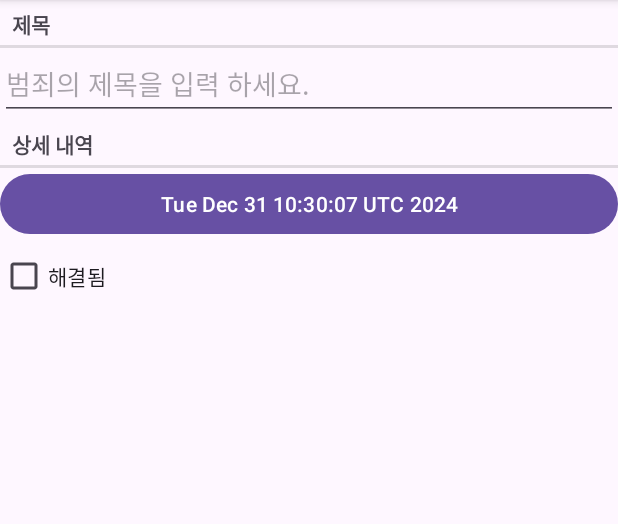
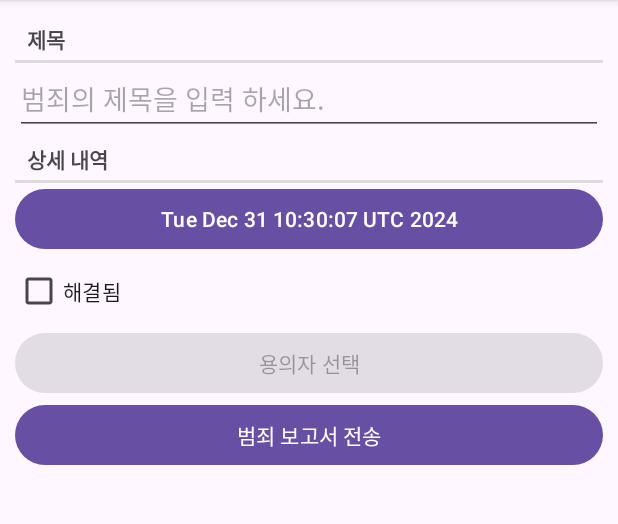
Before and after one commit to kyungkoo/bnr-android-4th, an Android app: the screen it shows after launch (MainActivity), after a tap on "새로운 범죄", on a phone screen of 412 x 824 dp, the part 96-620 px from its top. Run offline under Robolectric (Android 15) with nearby library versions, the phone set to English and light mode, and no system bars; our stand-ins replace Room's generated code.

Commit message:
add: ch15

```diff
--- a/CrimeIntent/app/src/main/java/com/bignerdranch/android/crimeintent/Crime.kt
+++ b/CrimeIntent/app/src/main/java/com/bignerdranch/android/crimeintent/Crime.kt
@@ -9,4 +9,5 @@ import java.util.UUID
 data class Crime(@PrimaryKey val id: UUID = UUID.randomUUID(),
     var title: String = "",
     var date: Date = Date(),
-    var isSolved: Boolean = false)
+    var isSolved: Boolean = false,
+    var suspect: String = "")
--- a/CrimeIntent/app/src/main/java/com/bignerdranch/android/crimeintent/CrimeFragment.kt
+++ b/CrimeIntent/app/src/main/java/com/bignerdranch/android/crimeintent/CrimeFragment.kt
@@ -1,10 +1,16 @@
 package com.bignerdranch.android.crimeintent
 
+import android.app.Activity
 import android.content.Context
+import android.content.Intent
+import android.content.pm.PackageManager
+import android.content.pm.ResolveInfo
 import android.os.Build
 import android.os.Bundle
+import android.provider.ContactsContract
 import android.text.Editable
 import android.text.TextWatcher
+import android.text.format.DateFormat
 import android.util.Log
 import android.view.LayoutInflater
 import android.view.View
@@ -12,6 +18,9 @@ import android.view.ViewGroup
 import android.widget.Button
 import android.widget.CheckBox
 import android.widget.EditText
+import androidx.activity.result.ActivityResultLauncher
+import androidx.activity.result.contract.ActivityResultContracts
+import androidx.activity.result.launch
 import androidx.fragment.app.Fragment
 import androidx.lifecycle.ViewModelProvider
 import java.util.Date
@@ -20,12 +29,17 @@ import java.util.UUID
 private const val TAG = "CrimeFragment"
 private const val ARG_CRIME_ID = "crime_id"
 private const val DIALOG_DATE = "DialogDate"
+private const val DATE_FORMAT = "yyyy년 M월 d일 H시 m분, E요일"
 
 class CrimeFragment: Fragment() {
     private lateinit var crime: Crime
     private lateinit var titleField: EditText
     private lateinit var dateButton: Button
     private lateinit var solvedCheckBox: CheckBox
+    private lateinit var reportButton: Button
+    private lateinit var suspectButton: Button
+
+    private var resultLauncher: ActivityResultLauncher<Void?>? = null
 
     private val crimeDetailViewModel: CrimeDetailViewModel by lazy {
         ViewModelProvider(this)[CrimeDetailViewModel::class.java]
@@ -62,6 +76,8 @@ class CrimeFragment: Fragment() {
         titleField = view.findViewById(R.id.crime_title)
         dateButton = view.findViewById(R.id.crime_date)
         solvedCheckBox = view.findViewById(R.id.crime_solved)
+        reportButton = view.findViewById(R.id.crime_report)
+        suspectButton = view.findViewById(R.id.crime_suspect)
 
         return view
     }
@@ -101,6 +117,29 @@ class CrimeFragment: Fragment() {
                 }
             }
         )
+
+        resultLauncher = registerForActivityResult(ActivityResultContracts.PickContact()) { uri ->
+            if (uri == null) {
+                return@registerForActivityResult
+            }
+
+            val queryFields = arrayOf(ContactsContract.Contacts.DISPLAY_NAME)
+            val cursor = requireActivity().contentResolver.query(uri, queryFields, null, null, null)
+
+            cursor?.use {
+                if (it.count == 0) {
+                    return@registerForActivityResult
+                }
+
+                it.moveToFirst()
+                val suspect = it.getString(0)
+                crime.suspect = suspect
+                crimeDetailViewModel.saveCrime(crime)
+                suspectButton.text = suspect
+                crimeDetailViewModel.saveCrime(crime)
+                suspectButton.text = suspect
+            }
+        }
     }
 
     override fun onStart() {
@@ -132,6 +171,28 @@ class CrimeFragment: Fragment() {
             DatePickerFragment.newInstance(crime.date).apply {
                 show(this@CrimeFragment.parentFragmentManager, DIALOG_DATE)
             }
+        }
+
+        reportButton.setOnClickListener {
+            Intent(Intent.ACTION_SEND).apply {
+                type = "text/plain"
+                putExtra(Intent.EXTRA_TEXT, getCrimeReport())
+                putExtra(Intent.EXTRA_SUBJECT, getString(R.string.crime_report_subject))
+            }.also {
+                startActivity(it)
+            }
+        }
+
+        suspectButton.apply {
+            setOnClickListener {
+                resultLauncher?.launch()
+            }
+
+            // 응답 가능한 액티비티가 없으면 버튼을 비활성화
+            val pickContactIntent = Intent(Intent.ACTION_PICK, ContactsContract.Contacts.CONTENT_URI)
+            val packageManager = requireActivity().packageManager
+            val resolvedActivity: ResolveInfo? = packageManager.resolveActivity(pickContactIntent, PackageManager.MATCH_DEFAULT_ONLY)
+            isEnabled = resolvedActivity != null
         }
     }
 
@@ -175,6 +236,27 @@ class CrimeFragment: Fragment() {
             isChecked = crime.isSolved
             jumpDrawablesToCurrentState()
         }
+
+        if (crime.suspect.isNotEmpty()) {
+            suspectButton.text = crime.suspect
+        }
+    }
+
+    private fun getCrimeReport(): String {
+        val solvedString = if (crime.isSolved) {
+            getString(R.string.crime_report_solved)
+        } else {
+            getString(R.string.crime_report_unsolved)
+        }
+
+        val dateString = DateFormat.format(DATE_FORMAT, crime.date).toString()
+        val suspect = if (crime.suspect.isBlank()) {
+            getString(R.string.crime_report_no_suspect)
+        } else {
+            getString(R.string.crime_report_suspect, crime.suspect)
+        }
+
+        return getString(R.string.crime_report, crime.title, dateString, solvedString, suspect)
     }
 
     companion object {
--- a/CrimeIntent/app/src/main/java/com/bignerdranch/android/crimeintent/CrimeListFragment.kt
+++ b/CrimeIntent/app/src/main/java/com/bignerdranch/android/crimeintent/CrimeListFragment.kt
@@ -42,36 +42,19 @@ class CrimeListFragment: Fragment() {
     override fun onAttach(context: Context) {
         super.onAttach(context)
         callbacks = context as Callbacks?
+        Log.i(TAG, "onAttach")
     }
 
     override fun onDetach() {
         super.onDetach()
         callbacks = null
+        Log.i(TAG, "onDetach")
     }
 
-    override fun onCreateView(
-        inflater: LayoutInflater,
-        container: ViewGroup?,
-        savedInstanceState: Bundle?
-    ): View? {
-        val view = inflater.inflate(R.layout.fragment_crime_list, container, false)
-        noCrimeTextView = view.findViewById(R.id.no_crime_text_view)
-        crimeRecyclerView = view.findViewById(R.id.crime_recycler_view)
-        crimeRecyclerView.layoutManager = LinearLayoutManager(context)
-        crimeRecyclerView.adapter = adapter
-        return view
-    }
+    override fun onCreate(savedInstanceState: Bundle?) {
+        super.onCreate(savedInstanceState)
 
-    override fun onViewCreated(view: View, savedInstanceState: Bundle?) {
-        super.onViewCreated(view, savedInstanceState)
-        crimeListViewModel.crimeListLiveData.observe(
-            viewLifecycleOwner
-        ) { crimes ->
-            crimes?.let {
-                Log.i(TAG, "Got crimes ${crimes.size}")
-                updateUI(crimes)
-            }
-        }
+        Log.i(TAG, "onCreate")
 
         requireActivity().addMenuProvider(object: MenuProvider {
             override fun onCreateMenu(menu: Menu, menuInflater: MenuInflater) {
@@ -90,6 +73,33 @@ class CrimeListFragment: Fragment() {
                 }
             }
         })
+    }
+
+    override fun onCreateView(
+        inflater: LayoutInflater,
+        container: ViewGroup?,
+        savedInstanceState: Bundle?
+    ): View? {
+        Log.i(TAG, "onCreateView")
+        val view = inflater.inflate(R.layout.fragment_crime_list, container, false)
+        noCrimeTextView = view.findViewById(R.id.no_crime_text_view)
+        crimeRecyclerView = view.findViewById(R.id.crime_recycler_view)
+        crimeRecyclerView.layoutManager = LinearLayoutManager(context)
+        crimeRecyclerView.adapter = adapter
+        return view
+    }
+
+    override fun onViewCreated(view: View, savedInstanceState: Bundle?) {
+        super.onViewCreated(view, savedInstanceState)
+        Log.i(TAG, "onViewCreated")
+        crimeListViewModel.crimeListLiveData.observe(
+            viewLifecycleOwner
+        ) { crimes ->
+            crimes?.let {
+                Log.i(TAG, "Got crimes ${crimes.size}")
+                updateUI(crimes)
+            }
+        }
     }
 
     private fun updateUI(crimes: List<Crime>) {
--- a/CrimeIntent/app/src/main/java/com/bignerdranch/android/crimeintent/CrimeRepository.kt
+++ b/CrimeIntent/app/src/main/java/com/bignerdranch/android/crimeintent/CrimeRepository.kt
@@ -4,6 +4,7 @@ import android.content.Context
 import androidx.lifecycle.LiveData
 import androidx.room.Room
 import com.bignerdranch.android.crimeintent.database.CrimeDatabase
+import com.bignerdranch.android.crimeintent.database.migration_1_2
 import java.util.UUID
 import java.util.concurrent.Executors
 
@@ -15,7 +16,8 @@ class CrimeRepository private constructor(context: Context) {
         context.applicationContext,
         CrimeDatabase::class.java,
         DATABASE_NAME
-    ).build()
+    ).addMigrations(migration_1_2)
+        .build()
 
     private val crimeDao = database.crimeDao()
     private val executor = Executors.newSingleThreadExecutor()
--- a/CrimeIntent/app/src/main/java/com/bignerdranch/android/crimeintent/database/CrimeDatabase.kt
+++ b/CrimeIntent/app/src/main/java/com/bignerdranch/android/crimeintent/database/CrimeDatabase.kt
@@ -3,11 +3,19 @@ package com.bignerdranch.android.crimeintent.database
 import androidx.room.Database
 import androidx.room.RoomDatabase
 import androidx.room.TypeConverters
+import androidx.room.migration.Migration
+import androidx.sqlite.db.SupportSQLiteDatabase
 import com.bignerdranch.android.crimeintent.Crime
 
-@Database(entities = [Crime::class], version = 1)
+@Database(entities = [Crime::class], version = 2)
 @TypeConverters(CrimeTypeConverters::class)
 abstract class CrimeDatabase: RoomDatabase() {
 
     abstract fun crimeDao(): CrimeDao
 }
+
+val migration_1_2 = object: Migration(1, 2) {
+    override fun migrate(db: SupportSQLiteDatabase) {
+        db.execSQL("ALTER TABLE Crime ADD COLUMN suspect TEXT NOT NULL DEFAULT ''")
+    }
+}
--- a/CrimeIntent/app/src/main/res/layout/fragment_crime.xml
+++ b/CrimeIntent/app/src/main/res/layout/fragment_crime.xml
@@ -3,7 +3,8 @@
     xmlns:tools="http://schemas.android.com/tools"
     android:orientation="vertical"
     android:layout_width="match_parent"
-    android:layout_height="match_parent">
+    android:layout_height="match_parent"
+    android:padding="10dp">
 
     <TextView
         style="?android:listSeparatorTextViewStyle"
@@ -33,4 +34,16 @@
         android:layout_width="match_parent"
         android:layout_height="wrap_content"
         android:text="@string/crime_solved_label"/>
+
+    <Button
+        android:id="@+id/crime_suspect"
+        android:layout_width="match_parent"
+        android:layout_height="wrap_content"
+        android:text="@string/crime_suspect_text"/>
+
+    <Button
+        android:id="@+id/crime_report"
+        android:layout_width="match_parent"
+        android:layout_height="wrap_content"
+        android:text="@string/crime_report_text"/>
 </LinearLayout>
--- a/CrimeIntent/app/src/main/res/values/strings.xml
+++ b/CrimeIntent/app/src/main/res/values/strings.xml
@@ -6,4 +6,13 @@
     <string name="crime_solved_label">해결됨</string>"
     <string name="new_crime">새로운 범죄</string>
     <string name="no_crime_data">범죄 데이터 없음</string>
+    <string name="crime_suspect_text">용의자 선택</string>
+    <string name="crime_report_text">범죄 보고서 전송</string>
+    <string name="crime_report">%1$s! 이 범죄가 발견된 날짜는 %2$s. %3$s, 그리고 %4$s</string>
+    <string name="crime_report_solved">이 건은 해결 되었음</string>
+    <string name="crime_report_unsolved">이 건은 미해결임</string>
+    <string name="crime_report_no_suspect">용의자가 없음.</string>
+    <string name="crime_report_suspect">용의자는 %s.</string>
+    <string name="crime_report_subject">CriminalIntent 범죄 보고서</string>
+    <string name="send_report">범죄 보고서 전송</string>
 </resources>
```
